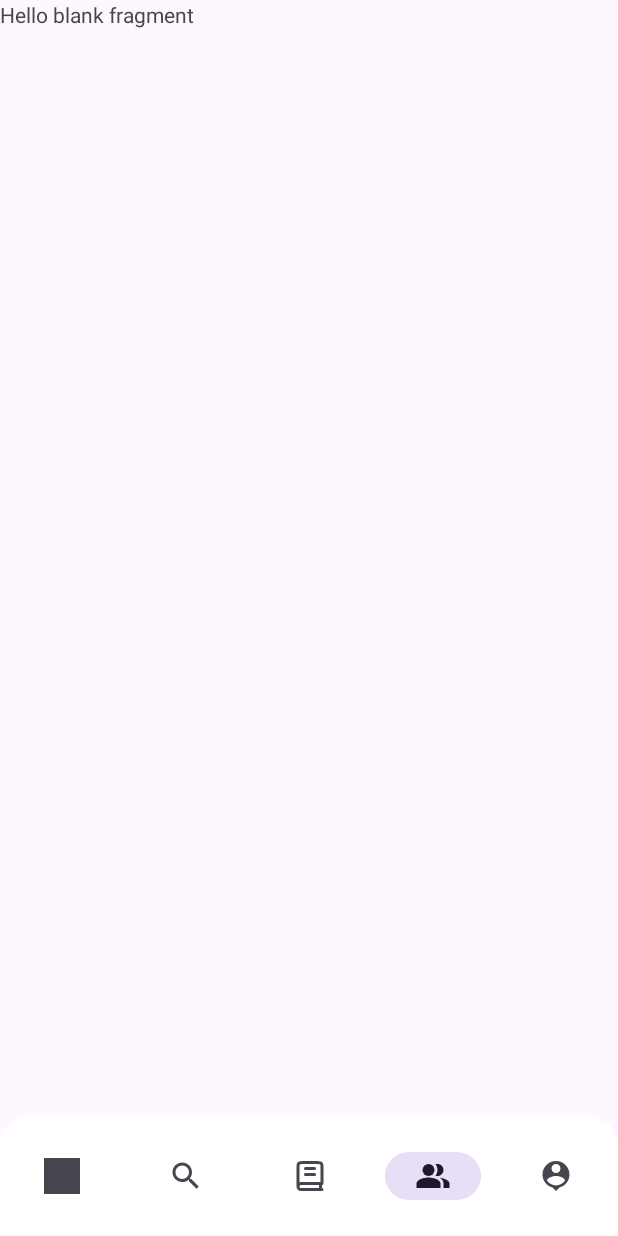
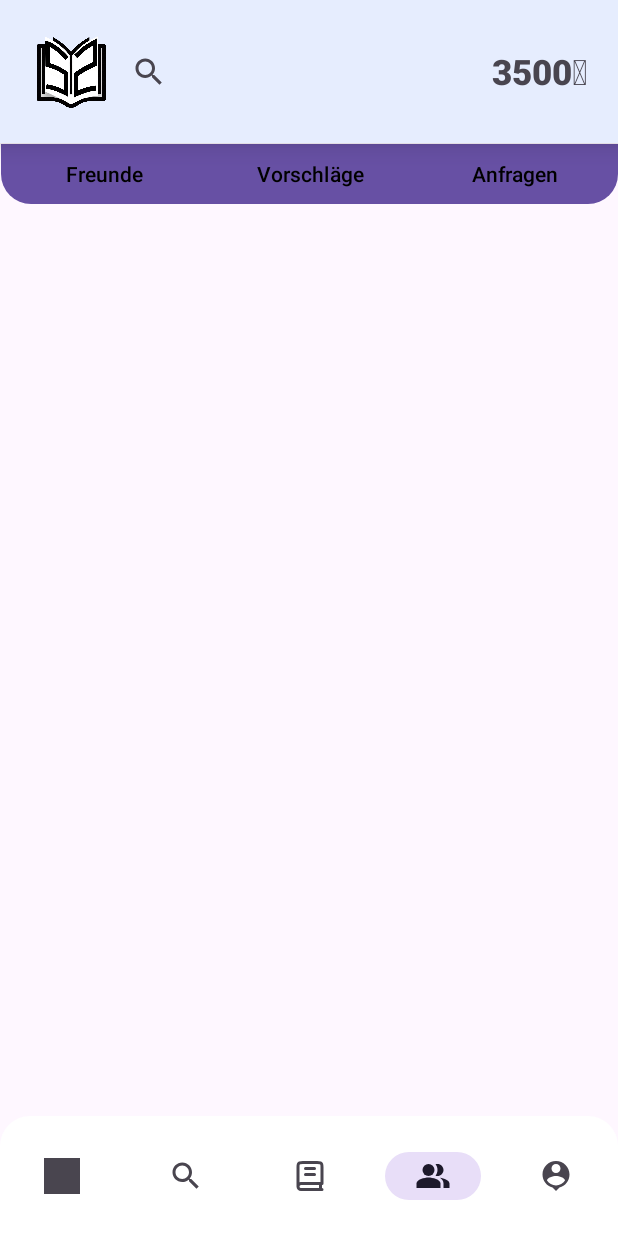
Before and after one commit to pixlfehler/StudyShare, an Android app: the interactionsFragment screen opened through its navigation route, on a phone screen of 412 x 824 dp. Run offline under Robolectric (Android 15) with nearby library versions, the light colour scheme and no system bars; our stand-ins replace navigation-ui; Roboto replaces fonts that are not available here.

Commit message:
neues Desinge für die interaction view und buck fix auf dem start view fragment

```diff
--- /dev/null
+++ b/app/src/main/res/drawable/round_button_left_corner.xml
@@ -0,0 +1,9 @@
+<?xml version="1.0" encoding="utf-8"?>
+<shape xmlns:android="http://schemas.android.com/apk/res/android">
+    <solid android:color="@color/secondary"/>
+    <corners android:topLeftRadius="0dp"
+        android:topRightRadius="0dp"
+        android:bottomLeftRadius="20dp"
+        android:bottomRightRadius="0dp"/>
+    <solid android:color="@color/light_grey"/>
+</shape>
--- /dev/null
+++ b/app/src/main/res/drawable/round_button_right_corner.xml
@@ -0,0 +1,10 @@
+<?xml version="1.0" encoding="utf-8"?>
+<shape xmlns:android="http://schemas.android.com/apk/res/android">
+    <solid android:color="@color/secondary"/>
+    <corners android:topLeftRadius="0dp"
+        android:topRightRadius="0dp"
+        android:bottomLeftRadius="0dp"
+        android:bottomRightRadius="20dp"/>
+    <solid android:color="@color/light_grey"/>
+
+</shape>
--- /dev/null
+++ b/app/src/main/res/drawable/xp_bar_background.xml
@@ -0,0 +1,9 @@
+<?xml version="1.0" encoding="utf-8"?>
+<shape xmlns:android="http://schemas.android.com/apk/res/android">
+    <solid android:color="@color/secondary"/>
+    <corners android:topLeftRadius="0dp"
+        android:topRightRadius="0dp"
+        android:bottomLeftRadius="0dp"
+        android:bottomRightRadius="0dp"/>
+
+</shape>
--- a/app/src/main/res/layout/activity_login.xml
+++ b/app/src/main/res/layout/activity_login.xml
@@ -45,7 +45,7 @@
                 android:layout_width="match_parent"
                 android:layout_height="wrap_content"
                 android:fontFamily="sans-serif-black"
-                android:text="Logge dich mit einem bestehenden Account ein."
+                android:text="@string/logge_dich_mit_einem_bestehenden_account_ein"
                 android:textColor="@color/light_grey" />
 
             <View
--- a/app/src/main/res/layout/fragment_home.xml
+++ b/app/src/main/res/layout/fragment_home.xml
@@ -48,7 +48,7 @@
             android:layout_marginEnd="20dp"
             android:fontFamily="sans-serif-black"
             android:text="3500🪙"
-            android:textSize="23dp"
+            android:textSize="23sp"
             app:layout_constraintBottom_toBottomOf="parent"
             app:layout_constraintEnd_toEndOf="parent"
             app:layout_constraintTop_toTopOf="parent" />
@@ -57,7 +57,7 @@
     <androidx.recyclerview.widget.RecyclerView
         android:id="@+id/RVdokument"
         android:layout_width="match_parent"
-        android:layout_height="wrap_content"
+        android:layout_height="585dp"
         app:layout_constraintEnd_toEndOf="parent"
         app:layout_constraintStart_toStartOf="parent"
         app:layout_constraintTop_toBottomOf="@+id/topBar" />
--- a/app/src/main/res/layout/fragment_interactions.xml
+++ b/app/src/main/res/layout/fragment_interactions.xml
@@ -1,14 +1,107 @@
 <?xml version="1.0" encoding="utf-8"?>
-<FrameLayout xmlns:android="http://schemas.android.com/apk/res/android"
+<androidx.constraintlayout.widget.ConstraintLayout xmlns:android="http://schemas.android.com/apk/res/android"
+    xmlns:app="http://schemas.android.com/apk/res-auto"
     xmlns:tools="http://schemas.android.com/tools"
+    android:id="@+id/friendbar"
     android:layout_width="match_parent"
     android:layout_height="match_parent"
-    tools:context=".ui.interactionsFragment">
+    tools:context=".ui.HomeFragment">
 
-    <!-- TODO: Update blank fragment layout -->
-    <TextView
+    <androidx.constraintlayout.widget.ConstraintLayout
+        android:id="@+id/topBar"
         android:layout_width="match_parent"
-        android:layout_height="match_parent"
-        android:text="@string/hello_blank_fragment" />
+        android:layout_height="wrap_content"
+        android:layout_marginTop="0dp"
+        android:elevation="10dp"
+        android:background="@drawable/xp_bar_background"
+        app:layout_constraintEnd_toEndOf="parent"
+        app:layout_constraintHorizontal_bias="0.0"
+        app:layout_constraintStart_toStartOf="parent"
+        app:layout_constraintTop_toTopOf="parent">
 
-</FrameLayout>
+        <ImageView
+            android:id="@+id/imageView3"
+            android:layout_width="55dp"
+            android:layout_height="55dp"
+            android:layout_marginStart="20dp"
+            android:layout_marginTop="20dp"
+            android:layout_marginBottom="20dp"
+            android:alpha="1"
+            android:src="@drawable/studyshare_transparent"
+            app:layout_constraintBottom_toBottomOf="parent"
+            app:layout_constraintStart_toStartOf="parent"
+            app:layout_constraintTop_toTopOf="parent" />
+
+        <androidx.appcompat.widget.SearchView
+            android:id="@+id/search_baronview"
+            android:layout_width="234dp"
+            android:layout_height="48dp"
+            android:layout_marginTop="24dp"
+            android:accessibilityPaneTitle="Suche"
+            app:layout_constraintEnd_toStartOf="@+id/textView7"
+            app:layout_constraintHorizontal_bias="0.0"
+            app:layout_constraintStart_toEndOf="@+id/imageView3"
+            app:layout_constraintTop_toTopOf="parent" />
+
+        <TextView
+            android:id="@+id/textView7"
+            android:layout_width="wrap_content"
+            android:layout_height="wrap_content"
+            android:layout_marginEnd="20dp"
+            android:fontFamily="sans-serif-black"
+            android:text="3500🪙"
+            android:textSize="23sp"
+            app:layout_constraintBottom_toBottomOf="parent"
+            app:layout_constraintEnd_toEndOf="parent"
+            app:layout_constraintTop_toTopOf="parent" />
+    </androidx.constraintlayout.widget.ConstraintLayout>
+
+    <androidx.constraintlayout.widget.ConstraintLayout
+        android:layout_width="411dp"
+        android:layout_height="40dp"
+        android:layout_marginStart="0dp"
+        android:layout_marginTop="96dp"
+        android:layout_marginEnd="0dp"
+        app:layout_constraintEnd_toEndOf="parent"
+        app:layout_constraintStart_toStartOf="parent"
+        app:layout_constraintTop_toTopOf="parent">
+
+        <Button
+            android:id="@+id/button"
+            android:layout_width="137dp"
+            android:layout_height="40dp"
+            android:background="@drawable/round_button_left_corner"
+            android:backgroundTint="#E5ECFD"
+            android:text="@string/Buttonfreunde"
+            android:textColor="@color/black"
+            app:layout_constraintBottom_toBottomOf="parent"
+            app:layout_constraintStart_toStartOf="parent"
+            app:layout_constraintTop_toTopOf="parent" />
+
+        <Button
+            android:id="@+id/button2"
+            android:layout_width="137dp"
+            android:layout_height="40dp"
+            android:layout_marginStart="137dp"
+            android:background="#E5ECFD"
+            android:textColor="@color/black"
+            android:text="@string/Buttonfreundefinden"
+            app:layout_constraintBottom_toBottomOf="parent"
+            app:layout_constraintStart_toStartOf="parent"
+            app:layout_constraintTop_toTopOf="parent" />
+
+        <Button
+            android:id="@+id/button3"
+            android:layout_width="137dp"
+            android:layout_height="40dp"
+            android:layout_marginStart="274dp"
+            android:background="@drawable/round_button_right_corner"
+            android:textColor="@color/black"
+            android:text="@string/Buttonfreundeanfragen"
+            app:layout_constraintBottom_toBottomOf="parent"
+            app:layout_constraintStart_toStartOf="parent"
+            app:layout_constraintTop_toTopOf="parent"
+            />
+    </androidx.constraintlayout.widget.ConstraintLayout>
+
+</androidx.constraintlayout.widget.ConstraintLayout>
--- a/app/src/main/res/values/strings.xml
+++ b/app/src/main/res/values/strings.xml
@@ -8,4 +8,8 @@
     <string name="hello_blank_fragment">Hello blank fragment</string>
     <string name="login_text">Einloggen</string>
     <string name="registrieren_text">Registrieren</string>
+    <string name="Buttonfreunde">Freunde</string>
+    <string name="Buttonfreundefinden">Vorschläge</string>
+    <string name="Buttonfreundeanfragen">Anfragen</string>
+    <string name="logge_dich_mit_einem_bestehenden_account_ein">Logge dich mit einem bestehenden Account ein.</string>
 </resources>
```
